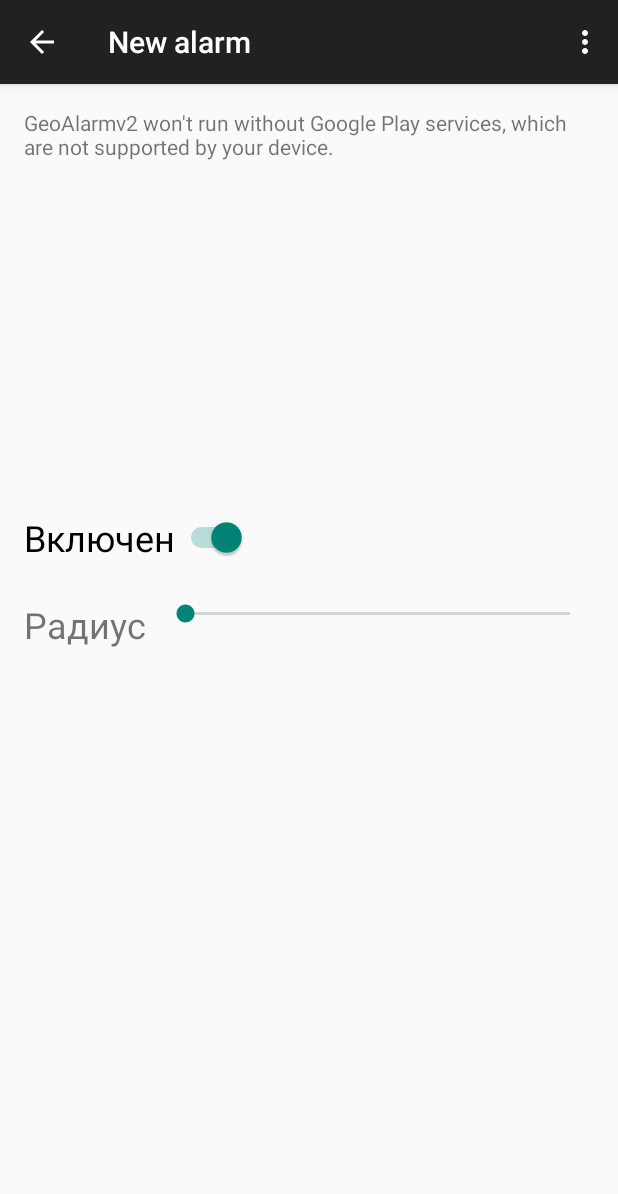
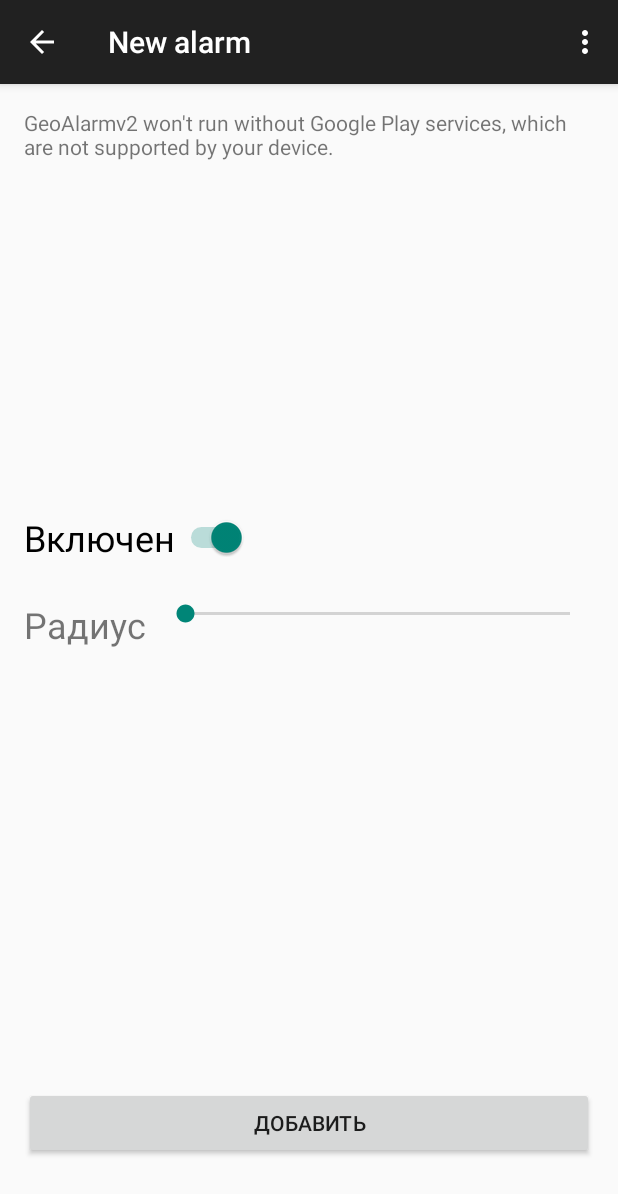
Before and after one commit to bobrimma/GeoAlarmv2, an Android app: the NewAlarmActivity screen opened directly, with no data from a screen before it, on a phone screen of 412 x 824 dp. Shown: the top 1194 px of the screen. Run offline under Robolectric (Android 15) with nearby library versions, the phone set to English and light mode, and no system bars.

Commit message:
Сделал класс геофенса, приступаем к сервису

```diff
--- a/app/src/main/AndroidManifest.xml
+++ b/app/src/main/AndroidManifest.xml
@@ -42,6 +42,12 @@
                 android:name="android.support.PARENT_ACTIVITY"
                 android:value="com.blacky.geoalarmv2.MapsActivity" />
         </activity>
+
+        <service
+            android:name=".GeofencingService"
+            android:enabled="true"
+            android:exported="true" >
+        </service>
     </application>
 
 </manifest>
--- a/app/src/main/java/com/blacky/geoalarmv2/NewAlarmActivity.java
+++ b/app/src/main/java/com/blacky/geoalarmv2/NewAlarmActivity.java
@@ -1,11 +1,16 @@
 package com.blacky.geoalarmv2;
 
+import android.content.Intent;
 import android.os.Bundle;
 import android.support.v7.app.ActionBarActivity;
 import android.view.Menu;
 import android.view.MenuItem;
+import android.view.View;
+import android.widget.Button;
 import android.widget.SeekBar;
+import android.widget.Switch;
 
+import com.google.android.gms.location.Geofence;
 import com.google.android.gms.maps.CameraUpdateFactory;
 import com.google.android.gms.maps.GoogleMap;
 import com.google.android.gms.maps.MapFragment;
@@ -18,19 +23,36 @@ import com.google.android.gms.maps.model.MarkerOptions;
 
 public class NewAlarmActivity extends ActionBarActivity implements OnMapReadyCallback {
 
-    LatLng position;
-    MapFragment smallMapFragment;
-    SeekBar radiusSeek;
-    Circle radius;
+    private LatLng position;
+    private MapFragment smallMapFragment;
+    private SeekBar radiusSeek;
+    private Circle radius;
+    private Button addButton;
+    private int gfId = 0;
 
     @Override
     protected void onCreate(Bundle savedInstanceState) {
         super.onCreate(savedInstanceState);
         setContentView(R.layout.activity_new_alarm);
-        position = getIntent().getParcelableExtra(MapsActivity.COORDINATE);
-        smallMapFragment = ((MapFragment)getFragmentManager().findFragmentById(R.id.smallMap));
+        position = getIntent().getParcelableExtra(MapsActivity.COORDINATE_TAG);
+        smallMapFragment = ((MapFragment) getFragmentManager().findFragmentById(R.id.smallMap));
         smallMapFragment.getMapAsync(this);
+        final Switch alarmOn = (Switch) findViewById(R.id.alarmOn);
+        addButton = (Button) findViewById(R.id.addButton);
         radiusSeek = (SeekBar) findViewById(R.id.seekBar);
+        addButton.setOnClickListener(new View.OnClickListener() {
+            @Override
+            public void onClick(View v) {
+                final int gfTransType = Geofence.GEOFENCE_TRANSITION_ENTER;
+                float radius = radiusSeek.getProgress();
+                GAGeofence geofence = new GAGeofence(gfId, alarmOn.isEnabled(), position, radius, gfTransType);
+                Intent startGFService = new Intent(getApplicationContext(), GeofencingService.class);
+                startGFService.putExtra(GeofencingService.EXTRA_ACTION, GeofencingService.ACTION_ADD);
+                startGFService.putExtra(GeofencingService.EXTRA_GEOFENCE, geofence);
+                gfId++;
+                startService(startGFService);
+            }
+        });
         radiusSeek.setOnSeekBarChangeListener(new SeekBar.OnSeekBarChangeListener() {
             @Override
             public void onProgressChanged(SeekBar seekBar, int progress, boolean fromUser) {
@@ -52,19 +74,14 @@ public class NewAlarmActivity extends ActionBarActivity implements OnMapReadyCal
 
     @Override
     public boolean onCreateOptionsMenu(Menu menu) {
-        // Inflate the menu; this adds items to the action bar if it is present.
         getMenuInflater().inflate(R.menu.menu_new_alarm, menu);
         return true;
     }
 
     @Override
     public boolean onOptionsItemSelected(MenuItem item) {
-        // Handle action bar item clicks here. The action bar will
-        // automatically handle clicks on the Home/Up button, so long
-        // as you specify a parent activity in AndroidManifest.xml.
         int id = item.getItemId();
 
-        //noinspection SimplifiableIfStatement
         if (id == R.id.action_settings) {
             return true;
         }
--- a/app/src/main/res/layout/activity_new_alarm.xml
+++ b/app/src/main/res/layout/activity_new_alarm.xml
@@ -48,4 +48,14 @@
         android:layout_below="@+id/smallMap"
         android:layout_alignParentStart="true" />
 
+    <Button
+        android:layout_width="wrap_content"
+        android:layout_height="wrap_content"
+        android:text="Добавить"
+        android:id="@+id/addButton"
+        android:layout_alignParentBottom="true"
+        android:layout_alignParentStart="true"
+        android:layout_marginBottom="35dp"
+        android:layout_alignEnd="@+id/seekBar" />
+
 </RelativeLayout>
--- a/app/src/main/res/values/strings.xml
+++ b/app/src/main/res/values/strings.xml
@@ -8,5 +8,6 @@
 
     <string name="hello_world">Hello world!</string>
     <string name="action_settings">Settings</string>
+    <string name="goops_error">Google Play Services error. Please, install or update it.</string>
 
 </resources>
```
Also changed, not shown: app/src/main/java/com/blacky/geoalarmv2/GAGeofence.java (added, +31 -0 lines), app/src/main/java/com/blacky/geoalarmv2/GeofencingService.java (added, +48 -0 lines), app/src/main/java/com/blacky/geoalarmv2/MapsActivity.java (+11 -19 lines).
